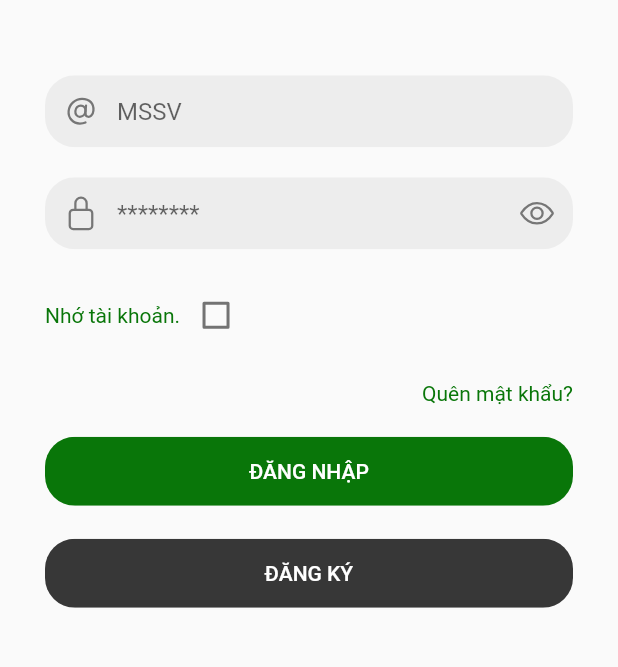
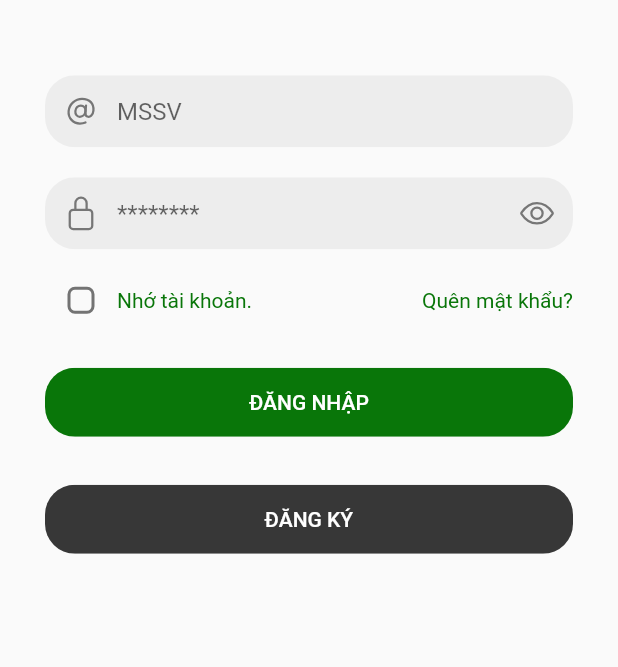
Before and after one commit to lilwxs/UDA-Center-Application, a Flutter app: the screen it shows after launch, on a phone screen of 412 x 824 dp, the part 314-981 px from its top. Run offline on Flutter 3.47's test engine with Material 2 defaults, Android fonts, the phone set to English and light mode, and no system bars; our stand-ins replace cached_network_image, carousel_slider, dio, firebase_core, firebase_messaging, flutter_native_splash and 5 more; accounts and stored records are empty.

Commit message:
Squashed commit of the following:
commit 38c4296c0092bdbe054c298a19dfb6276584e654
Merge: acec67a 56b8580
Author: Lil Wxs <124787909+lilwxs@users.noreply.github.com>
Date:   Mon Mar 27 03:05:11 2023 +0700

    Merge pull request #6 from lilwxs/Hoang-Thai-Ninh

    ...

commit 56b8580a07f2fa68e8715309080f767e4b8f7f94
Author: lilwxs <124787909+lilwxs@users.noreply.github.com>
Date:   Mon Mar 27 03:04:41 2023 +0700

    ...

commit acec67a0bfb3241983a4dbe4bc275ac93bceb9ab
Merge: 475bfaf 1b3097e
Author: Lil Wxs <124787909+lilwxs@users.noreply.github.com>
Date:   Mon Mar 27 02:57:08 2023 +0700

    Merge pull request #5 from lilwxs/Hoang-Thai-Ninh

    ...

commit 1b3097e990bae5240a573c1805c07ab25d2d58f6
Author: lilwxs <124787909+lilwxs@users.noreply.github.com>
Date:   Mon Mar 27 02:56:01 2023 +0700

    ...

    UPDATE SPLASH

commit 475bfaff3d6a89a15adbf586b30e00f1467c530f
Merge: cb4d14e 83e74e4
Author: Lil Wxs <124787909+lilwxs@users.noreply.github.com>
Date:   Mon Mar 27 01:30:55 2023 +0700

    Merge pull request #4 from lilwxs/Hoang-Thai-Ninh

    Test Merge pull request #3 from lilwxs/main

```diff
--- a/lib/components/welcome/login_form.dart
+++ b/lib/components/welcome/login_form.dart
@@ -8,6 +8,7 @@
 import 'package:uda_std_application/components/welcome/register_form.dart';
 import 'package:uda_std_application/controllers/welcome_controller.dart';
 import 'package:uda_std_application/theme/color.dart';
+import 'package:uda_std_application/views/welcome_view.dart';
 
 import '../../theme/input.dart';
 
@@ -107,27 +108,29 @@
             ),
           ),
           Padding(
-            padding: EdgeInsets.only(top: 20),
-            child: Align(
-                alignment: Alignment.center,
+            padding: EdgeInsets.only(top: 10),
             child: Row(
+              mainAxisAlignment: MainAxisAlignment.spaceBetween,
               children: [
-                    Text("Nhớ tài khoản.",
-                        style: TextStyle(color: kPrimaryColor)),
+                Row(
+                  mainAxisAlignment: MainAxisAlignment.center,
+                  children: [
                     Checkbox(
                       value: isChecked,
                       onChanged: (value) {
                         isChecked = !isChecked;
                         setState(() {});
-                        })
+                      },
+                      activeColor: kPrimaryColor,
+                      shape: RoundedRectangleBorder(
+                        borderRadius: BorderRadius.circular(5),
+                      ),
+                    ),
+                    const Text("Nhớ tài khoản.",
+                        style: TextStyle(color: kPrimaryColor)),
                   ],
-                )),
                 ),
-          Padding(
-            padding: EdgeInsets.only(top: 20),
-            child: Align(
-              alignment: Alignment.centerRight,
-              child: GestureDetector(
+                GestureDetector(
                   onTap: () {
                     Get.to(() => ForgotPass());
                   },
@@ -136,10 +139,12 @@
                     style: TextStyle(color: kPrimaryColor),
                   ),
                 ),
+              ],
             ),
           ),
+
           Padding(
-            padding: const EdgeInsets.only(top: 20),
+            padding: const EdgeInsets.only(top: 20, bottom: 10),
             child: Obx(
               () => AnimatedOpacity(
                 opacity: c.loading.isTrue ? 0.5 : 1,
```
Also changed, not shown: lib/components/welcome/forgot_password.dart (+13 -13 lines), assets/images/logo.png, 9 other files. Lines whose indentation alone changed are shown as unchanged.
